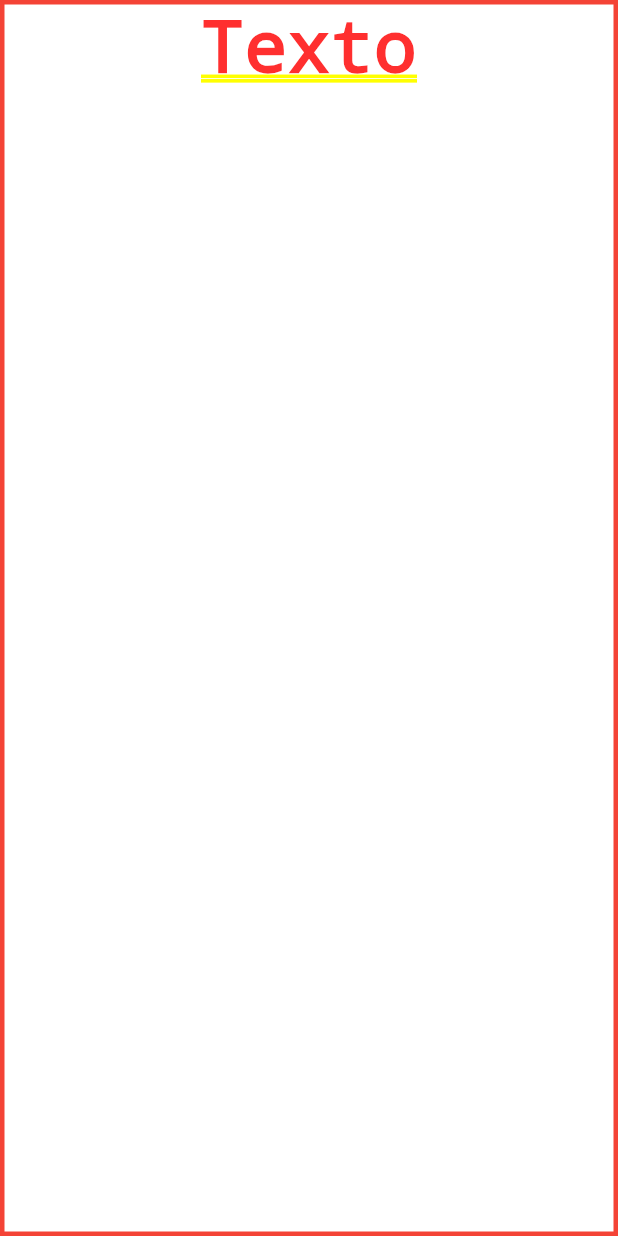
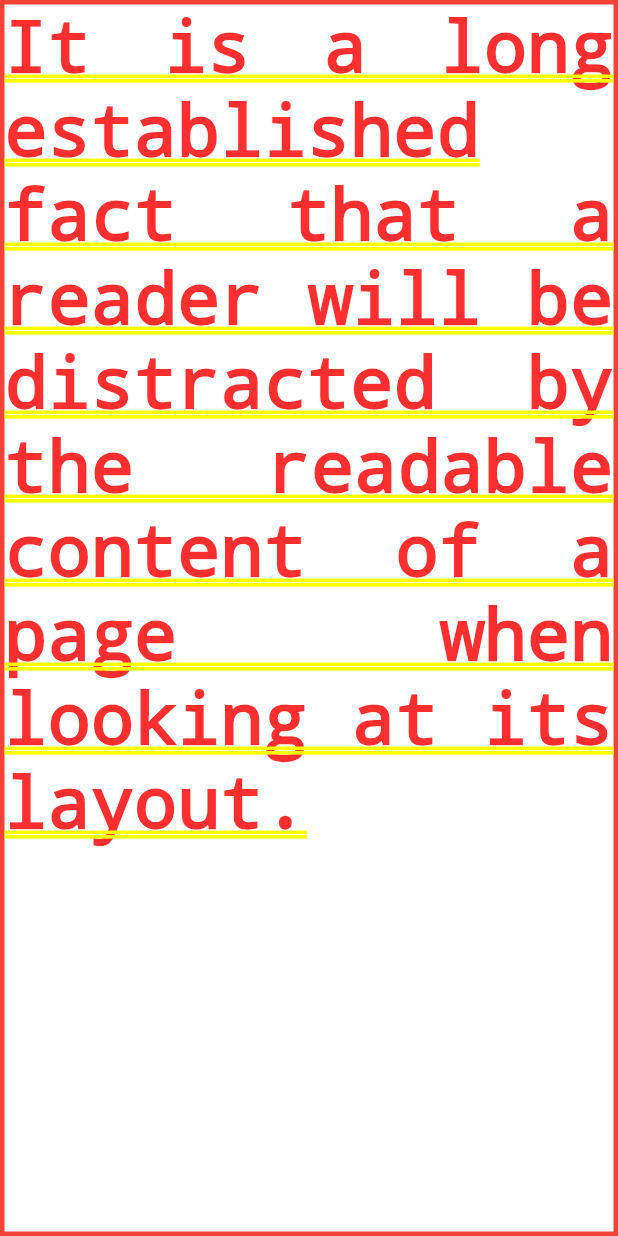
Before and after one commit to wictorChaves/FlutterHelper, a Flutter app: the screen it shows after launch, on a phone screen of 412 x 824 dp. Run offline on Flutter 3.47's test engine with Material 2 defaults, Android fonts, the light colour scheme and no system bars.

Commit message:
Text Align

```diff
--- a/frases_do_dia/lib/main.dart
+++ b/frases_do_dia/lib/main.dart
@@ -13,7 +13,10 @@ void main(){
       ),
       child: Column(
         children: [
-          Text("Texto"),
+          Text(
+              "It is a long established fact that a reader will be distracted by the readable content of a page when looking at its layout.",
+              textAlign: TextAlign.justify,
+          ),
         ],
       ),
     ),
```
